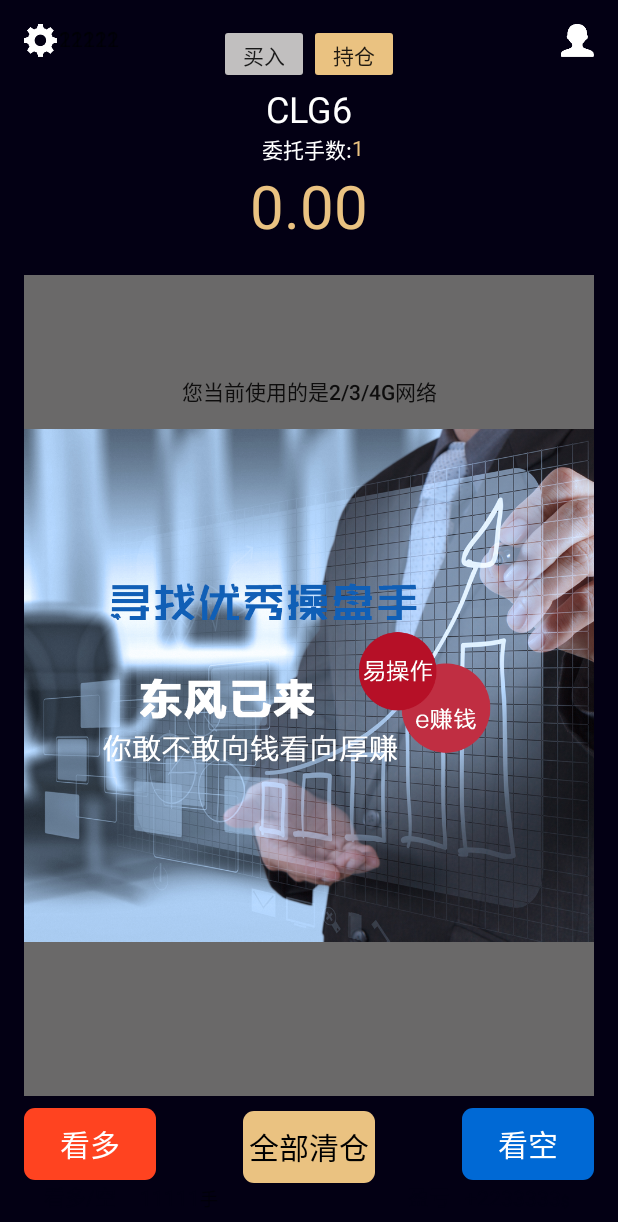
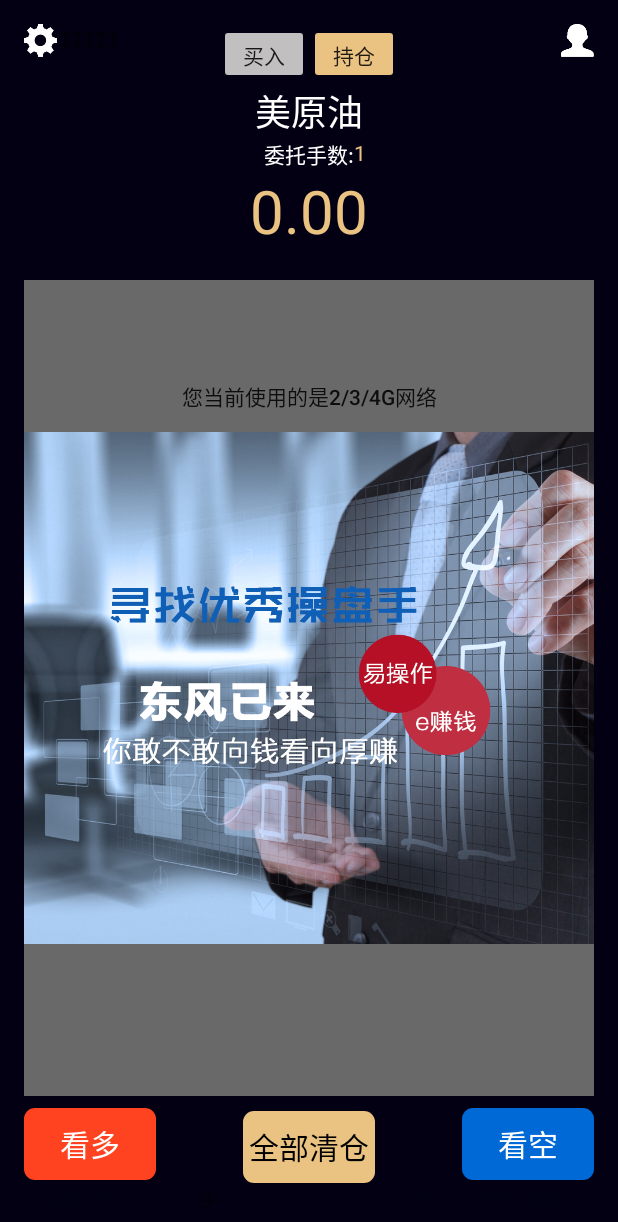
Before and after one commit to iosdevelop123/demo, an Android app: the MainActivity screen opened directly, with no data from a screen before it, on a phone screen of 412 x 824 dp. Shown: the top 1222 px of the screen. Run offline under Robolectric (Android 15) with nearby library versions, the light colour scheme and no system bars; 3 statements that could not run were skipped.

Commit message:
变更中文名称

```diff
--- a/MyApplication/app/src/main/res/layout/content_main.xml
+++ b/MyApplication/app/src/main/res/layout/content_main.xml
@@ -40,9 +40,8 @@
         android:text="@string/buyNum"
         android:id="@+id/buyNumTextView"
         android:textColor="#ffffff"
-        android:layout_below="@+id/nametextView"
-        android:layout_alignRight="@+id/nametextView"
-        android:layout_alignEnd="@+id/nametextView" />
+        android:layout_alignTop="@+id/shoushutextView"
+        android:layout_centerHorizontal="true" />
 
     <Button
         android:layout_width="wrap_content"
--- a/MyApplication/app/src/main/res/values/strings.xml
+++ b/MyApplication/app/src/main/res/values/strings.xml
@@ -1,7 +1,7 @@
 <resources>
-    <string name="app_name">E操盘</string>
+    <string name="app_name">e操盘</string>
     <string name="action_settings">Settings</string>
-    <string name="name">CLG6</string>
+    <string name="name">美原油</string>
     <string name="buyNum">委托手数:</string>
     <string name="lighting">闪电图</string>
     <string name="buymore">看多</string>
```
Also changed, not shown: MyApplication/app/src/main/java/com/example/secretwang/myapplication/MainActivity.java (+14 -18 lines).
